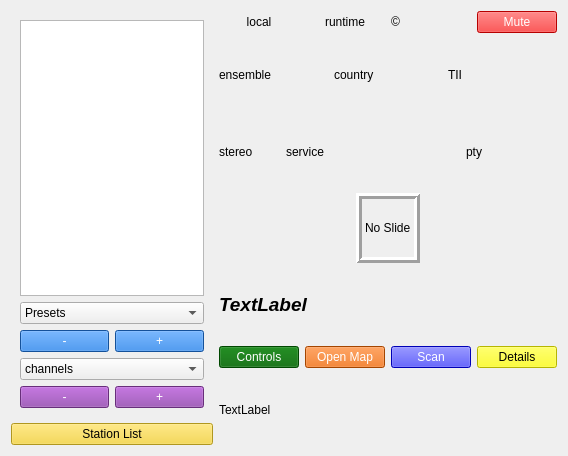
Qt form forms/dabradio.ui (tomneda/DABstar) before a commit.
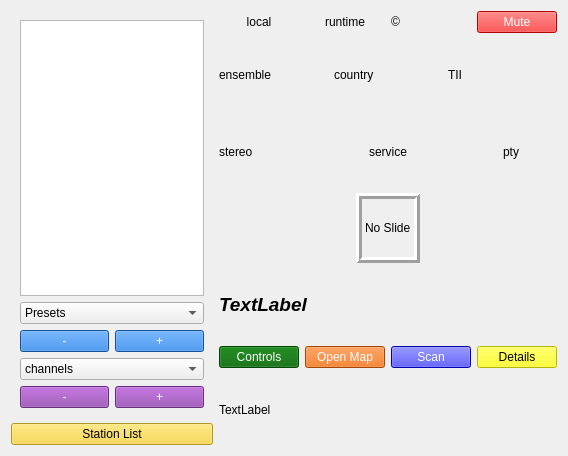
The same form after that commit. Custom widgets are drawn as their Qt base class.

Commit message: Changes in color and position in service name

Patch:
```diff
--- a/forms/dabradio.ui
+++ b/forms/dabradio.ui
@@ -246,15 +246,9 @@
       </layout>
      </item>
      <item>
-      <layout class="QHBoxLayout" name="horizontalLayout_3">
+      <layout class="QHBoxLayout" name="horizontalLayout_3" stretch="1,4,1">
        <item>
         <widget class="QLabel" name="stereoLabel">
-         <property name="maximumSize">
-          <size>
-           <width>61</width>
-           <height>16777215</height>
-          </size>
-         </property>
          <property name="text">
           <string>stereo</string>
          </property>
@@ -265,16 +259,13 @@
          <property name="text">
           <string>service</string>
          </property>
+         <property name="alignment">
+          <set>Qt::AlignCenter</set>
+         </property>
         </widget>
        </item>
        <item>
         <widget class="QLabel" name="programTypeLabel">
-         <property name="maximumSize">
-          <size>
-           <width>91</width>
-           <height>16777215</height>
-          </size>
-         </property>
          <property name="text">
           <string>pty</string>
          </property>
```
The commit also changes 1 other file.
